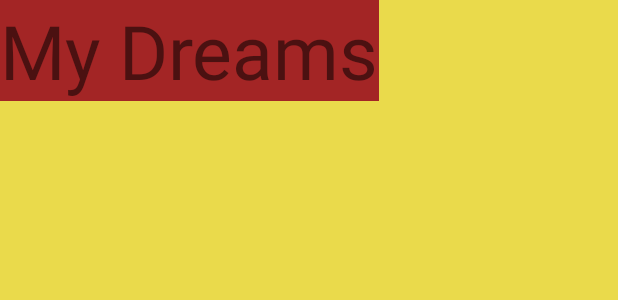
After one commit to TanishOrg/BuckIt, an Android app: the layout fragment_dreams.xml on its own in the app's theme, with its tools: preview values and no code run, on a phone screen of 412 x 824 dp. The commit adds this screen. Shown: the top 300 px of the screen. Run offline under Robolectric (Android 15) with nearby library versions, the phone set to English and light mode, and no system bars.

Commit message:
Initial Commit

```diff
--- a/app/build.gradle
+++ b/app/build.gradle
@@ -29,6 +29,8 @@ dependencies {
     implementation 'androidx.constraintlayout:constraintlayout:2.0.1'
     implementation 'com.google.firebase:firebase-auth:19.3.1'
     implementation 'androidx.cardview:cardview:1.0.0'
+    implementation 'com.google.android.material:material:1.2.0'
+    implementation 'androidx.legacy:legacy-support-v4:1.0.0'
     testImplementation 'junit:junit:4.12'
     androidTestImplementation 'androidx.test.ext:junit:1.1.1'
     androidTestImplementation 'androidx.test.espresso:espresso-core:3.2.0'
@@ -61,4 +63,8 @@ dependencies {
     // Test helpers
     testImplementation "androidx.room:room-testing:$room_version"
 
+
+    implementation 'com.google.android.material:material:1.1.0'
+
+
 }
--- a/app/src/main/java/com/example/bucketlist/MainActivity.java
+++ b/app/src/main/java/com/example/bucketlist/MainActivity.java
@@ -35,6 +35,7 @@ public class MainActivity extends AppCompatActivity {
         });
 
 
+
     }
 
     @Override
--- /dev/null
+++ b/app/src/main/res/layout/fragment_dreams.xml
@@ -0,0 +1,19 @@
+<?xml version="1.0" encoding="utf-8"?>
+<FrameLayout xmlns:android="http://schemas.android.com/apk/res/android"
+    xmlns:tools="http://schemas.android.com/tools"
+    android:layout_width="match_parent"
+    android:layout_height="match_parent"
+    android:background="#EADA4B"
+    tools:context=".layout.DreamsFragment">
+
+    <!-- TODO: Update blank fragment layout -->
+
+    <TextView
+        android:id="@+id/textView"
+        android:layout_width="wrap_content"
+        android:layout_height="wrap_content"
+        android:background="#A32525"
+        android:text="My Dreams"
+        android:textSize="50dp"/>
+
+</FrameLayout>
--- a/app/src/main/res/layout/login.xml
+++ b/app/src/main/res/layout/login.xml
@@ -8,7 +8,6 @@
 
     <RelativeLayout
         android:id="@+id/login1_layout"
-
         android:layout_height="match_parent"
         android:layout_width="match_parent"
         android:outlineAmbientShadowColor="@color/colorAccent"
@@ -83,10 +82,13 @@
             android:textColor="@android:color/white"
             android:textSize="20dp" />
 
+
         <TextView
             android:id="@+id/text_sign_up"
-            android:layout_width="wrap_content"
+            android:layout_width="match_parent"
             android:layout_height="wrap_content"
+            android:layout_marginHorizontal="150dp"
+            android:gravity="center"
             android:layout_alignBottom="@id/login_button"
             android:layout_centerHorizontal="true"
             android:layout_marginBottom="-60dp"
--- a/app/src/main/res/values/strings.xml
+++ b/app/src/main/res/values/strings.xml
@@ -3,4 +3,6 @@
     <string name="get_started">GET STARTED</string>
     <string name="bucket_list">BUCKET LIST</string>
     <string name="signUp">SignUp?</string>
+    <!-- TODO: Remove or change this placeholder text -->
+    <string name="hello_blank_fragment">Hello blank fragment</string>
 </resources>
```
Also changed, not shown: app/src/main/java/com/example/bucketlist/HomeActivity.java (+36 -1 lines), app/src/main/java/com/example/bucketlist/fragment/ProfileFragment.java (+18 -0 lines), app/src/main/java/com/example/bucketlist/layout/AchievedFragment.java (added, +66 -0 lines), app/src/main/java/com/example/bucketlist/layout/DreamsFragment.java (added, +66 -0 lines), app/src/main/res/layout/fragment_achieved.xml (added, +16 -0 lines), app/src/main/res/layout/fragment_profile.xml (deleted, +0 -16 lines).
